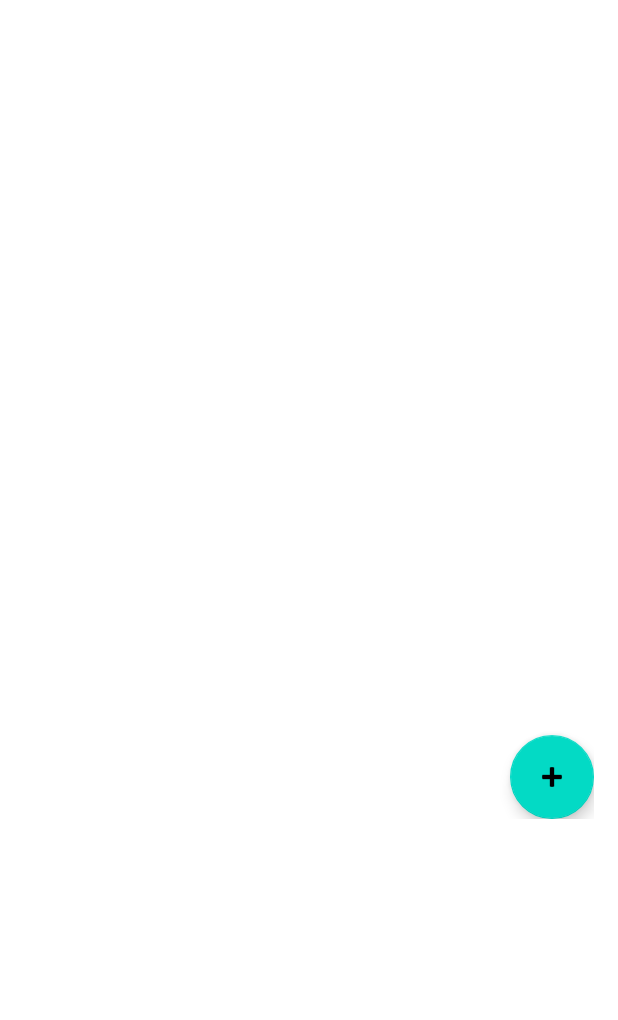
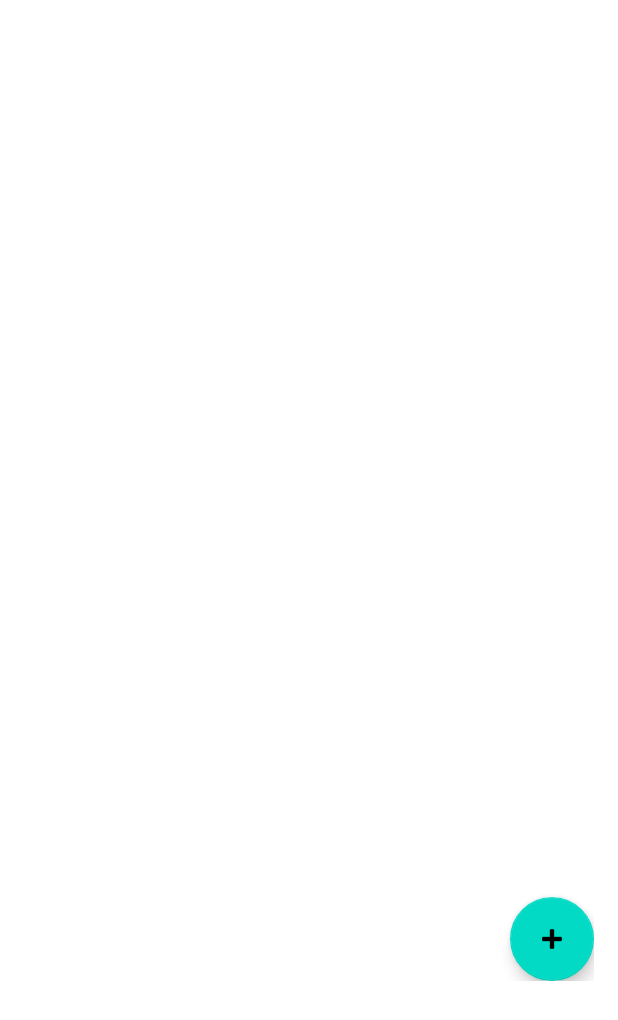
Before and after one commit to ShivaiGit/MyNote, an Android app: the layout activity_main.xml on its own in the app's theme, with its tools: preview values and no code run, on a phone screen of 412 x 824 dp. Shown: the top 1020 px of the screen. Run offline under Robolectric (Android 15) with nearby library versions, the phone set to English and light mode, and no system bars.

Commit message:
Встроил фрагменты в активити

```diff
--- a/app/src/main/res/layout/activity_main.xml
+++ b/app/src/main/res/layout/activity_main.xml
@@ -7,6 +7,7 @@
     android:scrollbars="none">
 
     <RelativeLayout
+        android:id="@+id/relative_main"
         android:layout_width="match_parent"
         android:layout_height="wrap_content"
         android:padding="16dp"
@@ -39,11 +40,18 @@
             android:layout_below="@id/fragment_container3"
             android:layout_marginTop="8dp" />
 
+        <FrameLayout
+            android:id="@+id/fragment_container5"
+            android:layout_width="match_parent"
+            android:layout_height="100dp"
+            android:layout_below="@id/fragment_container4"
+            android:layout_marginTop="8dp" />
+
         <com.google.android.material.floatingactionbutton.FloatingActionButton
-            android:id="@+id/floatingActionButton"
+            android:id="@+id/addButton"
             android:layout_width="wrap_content"
             android:layout_height="wrap_content"
-            android:layout_below="@id/fragment_container4"
+            android:layout_below="@id/fragment_container5"
             android:layout_alignParentEnd="true"
             android:layout_marginTop="50dp"
             android:clickable="false"
```
Also changed, not shown: app/src/main/java/ru/osmanov/mynote/MainActivity.java (+12 -1 lines), app/src/main/java/ru/osmanov/mynote/NoteFragment.java (+15 -1 lines), app/src/main/java/ru/osmanov/mynote/NotesFragment.java (+16 -0 lines), app/src/main/res/layout/fragment_notes.xml (+4 -4 lines).
